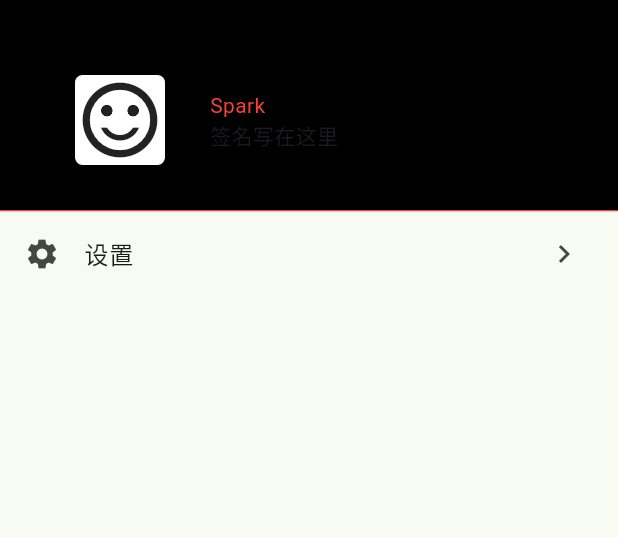
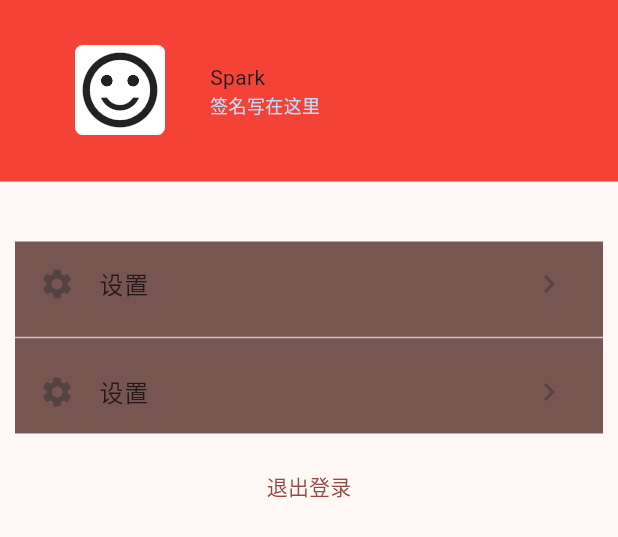
Before and after one commit to sparksworld/Bracket, a Flutter app: the UserCenter widget shown alone on an empty page, opened directly, on a phone screen of 412 x 824 dp. Shown: the top 537 px of the screen. Run offline on Flutter 3.47's test engine with Material 3 defaults, Android fonts, the phone set to English and light mode, and no system bars; our stand-ins replace flutter_native_splash, google_fonts, material_color_utilities, shared_preferences; accounts and stored records are empty.

Commit message:
fix constant

```diff
--- a/lib/views/home/tabs/user_center.dart
+++ b/lib/views/home/tabs/user_center.dart
@@ -16,43 +16,23 @@
   Widget build(BuildContext context) {
     Global global = context.watch<Global>();
     // final profile = context.watch<Profile>();
-    return Stack(
-      // fit: StackFit.expand,
+    return SingleChildScrollView(
+      physics: const BouncingScrollPhysics(),
+      child: Column(
         children: [
-        Positioned(
-          width: 50,
-          height: 50,
-          top: 100,
-          right: 50,
-          child: IconButton(
-            onPressed: () {
-              Navigator.pushNamed(context, '/setting');
-            },
-            icon: const Icon(
-              Icons.settings,
-            ),
-          ),
-        ),
-        Column(
-          children: <Widget>[
-            Expanded(
-              flex: 0,
-              child: Container(
-                decoration: const BoxDecoration(
-                  border: Border(
+          Container(
+            width: double.infinity,
+            decoration: BoxDecoration(
+              border: const Border(
                 bottom: BorderSide(
                   color: Colors.red,
                 ),
               ),
-                  color: Color(0xff000000),
+              color: Theme.of(context).primaryColor,
             ),
-                width: double.infinity,
-                // height: 200,
-                // color: Theme.of(context).cardColor,
             child: SafeArea(
               child: Padding(
-                    padding: const EdgeInsets.fromLTRB(50, 50, 50, 30),
-                    child: IntrinsicHeight(
+                padding: const EdgeInsets.fromLTRB(50, 30, 50, 30),
                 child: Row(
                   mainAxisAlignment: MainAxisAlignment.start,
                   children: [
@@ -75,16 +55,23 @@
                     const SizedBox(
                       width: 30,
                     ),
-                          const IntrinsicHeight(
+                    IntrinsicHeight(
                       child: Column(
                         mainAxisAlignment: MainAxisAlignment.center,
                         crossAxisAlignment: CrossAxisAlignment.start,
                         children: [
                           Text(
                             'Spark',
-                                  style: TextStyle(color: Colors.red),
+                            style: TextStyle(
+                                color: Theme.of(context).cardTheme.color),
                           ),
-                                Text('签名写在这里'),
+                          Text(
+                            '签名写在这里',
+                            style: TextStyle(
+                              fontSize: 12,
+                              color: Theme.of(context).primaryColorLight,
+                            ),
+                          ),
                         ],
                       ),
                     ),
@@ -93,15 +80,22 @@
               ),
             ),
           ),
+          const SizedBox(
+            height: 30,
+          ),
+          Padding(
+            padding: EdgeInsets.all(10),
+            child: Container(
+              decoration: BoxDecoration(
+                border: Border(
+                  bottom: BorderSide(
+                    color: Theme.of(context).indicatorColor,
                   ),
                 ),
-            Expanded(
-              flex: 1,
-              child: Container(
-                decoration: BoxDecoration(
-                    color: Theme.of(context).scaffoldBackgroundColor),
-                child: ListView(
-                  children: <Widget>[
+                color: Theme.of(context).colorScheme.secondary,
+              ),
+              child: Column(
+                children: [
                   ListTile(
                     title: const Text('设置'),
                     leading: const Icon(
@@ -109,16 +103,47 @@
                     ),
                     trailing: const Icon(Icons.keyboard_arrow_right_outlined),
                     onTap: () {
-                        Navigator.pushNamed(context, '/setting');
+                      Navigator.pushNamed(context, MYRouter.settingPagePath);
+                    },
+                  ),
+                  Divider(),
+                  ListTile(
+                    title: const Text('设置'),
+                    leading: const Icon(
+                      Icons.settings,
+                    ),
+                    trailing: const Icon(Icons.keyboard_arrow_right_outlined),
+                    onTap: () {
+                      Navigator.pushNamed(context, MYRouter.settingPagePath);
                     },
                   ),
                 ],
               ),
             ),
           ),
+
+          // ),
+          TextButton(
+            onPressed: () {
+              print(11);
+            },
+            child: Text('退出登录'),
+          )
+          // ListTile(
+          //   title: const Text('退出登录'),
+          //   leading: Center(
+          //     child: Checkbox(
+          //       value: true,
+          //       onChanged: (bool? value) {},
+          //     ),
+          //   ),
+          //   // trailing: const Icon(Icons.keyboard_arrow_right_outlined),
+          //   onTap: () {
+          //     Navigator.pushNamed(context, MYRouter.settingPagePath);
+          //   },
+          // ),
         ],
       ),
-      ],
     );
   }
 }
```
Also changed, not shown: lib/main.dart (+6 -7 lines), lib/shared/theme.dart (+15 -19 lines), 1 other file. Lines whose indentation alone changed are shown as unchanged.
